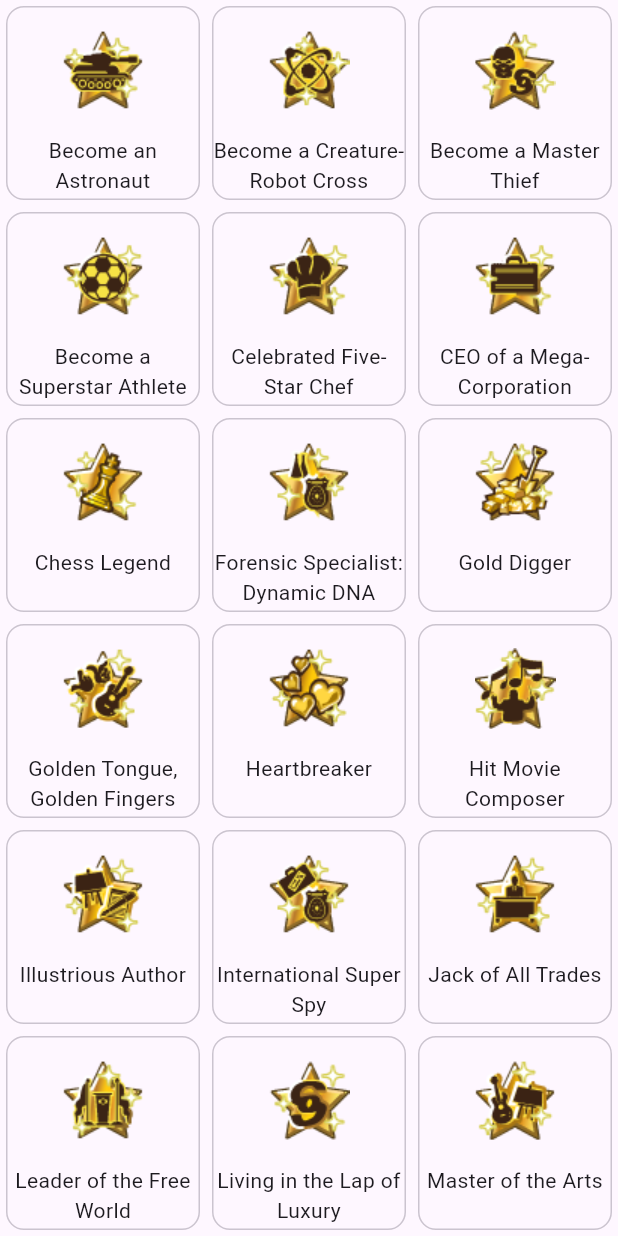
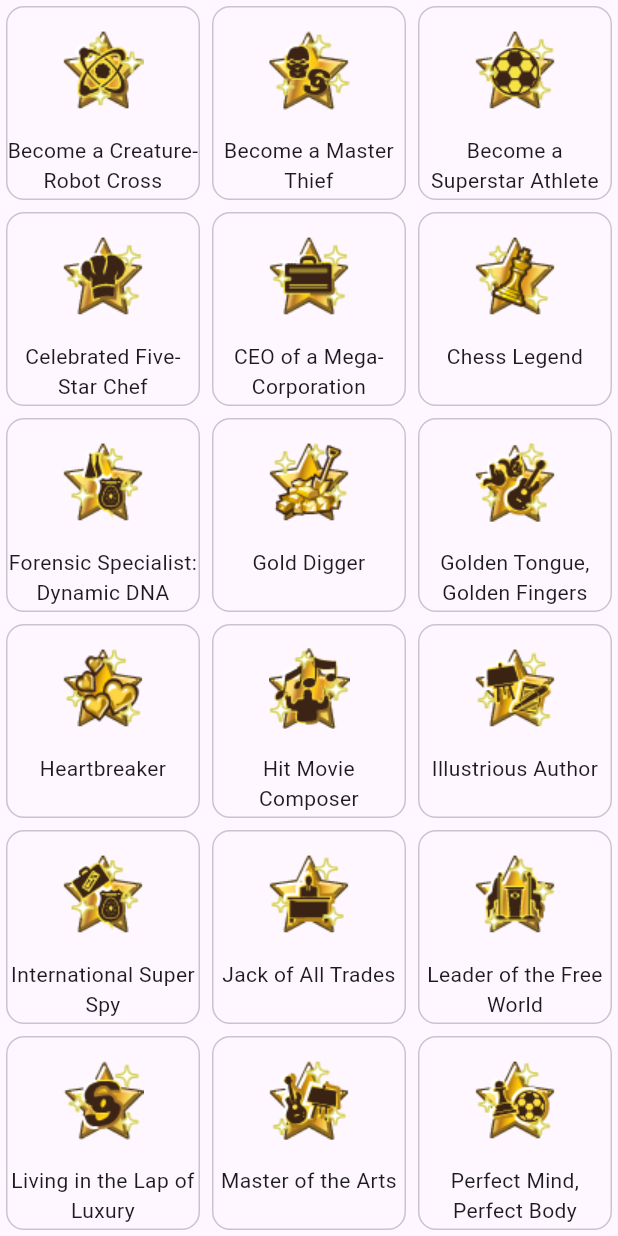
Before and after one commit to KarinaGordia/SimsAspirationTracker, a Flutter app: the screen it shows after launch, on a phone screen of 412 x 824 dp. Run offline on Flutter 3.47's test engine with Material 3 defaults, Android fonts, the phone set to English and light mode, and no system bars.

```diff
--- a/lib/main_page/main_page.dart
+++ b/lib/main_page/main_page.dart
@@ -5,9 +5,6 @@ class MainPage extends StatelessWidget {
   MainPage({super.key});
 
   List<WishModel> wishes = [
-    WishModel(
-        imagePath: WishImages.ltwBecomeAnAstronaut,
-        wishName: 'Become an Astronaut'),
     WishModel(
         imagePath: WishImages.ltwBecomeACreatureRobotCrossBreeder,
         wishName: 'Become a Creature-Robot Cross Breeder'),
```
